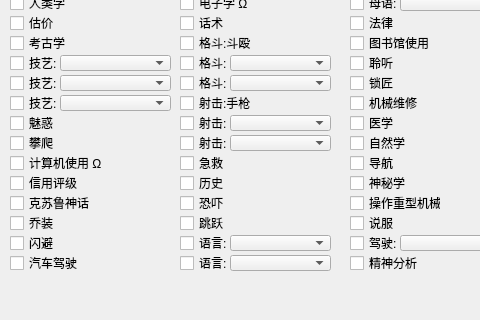
Above: UI/ChooseProfessionalSkills_UI.ui from Chlamydomonos/coc7sys before the change; both pictures show x 0 to 480 and y 135 to 455 of the 684 by 455 pixel window. Below: the same form after it.
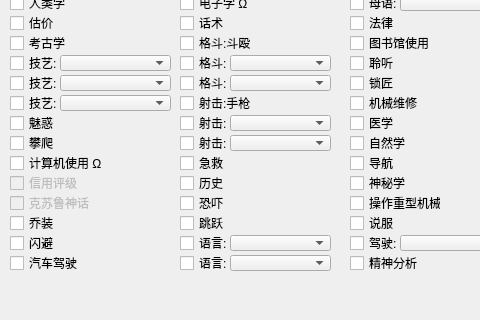
That is the form after the change.

What changed in the file:
```diff
--- a/UI/ChooseProfessionalSkills_UI.ui
+++ b/UI/ChooseProfessionalSkills_UI.ui
@@ -153,6 +153,9 @@
    </property>
   </widget>
   <widget class="QCheckBox" name="skill11">
+   <property name="enabled">
+    <bool>false</bool>
+   </property>
    <property name="geometry">
     <rect>
      <x>10</x>
@@ -161,11 +164,26 @@
      <height>16</height>
     </rect>
    </property>
+   <property name="toolTip">
+    <string>&lt;html&gt;&lt;head/&gt;&lt;body&gt;&lt;p&gt;Credit Rating (00%)&lt;/p&gt;&lt;p&gt;衡量了调查员表现出来的富裕程度以及经济上的自信度。如果调查员尝试用他的经济地位来达成某个目标，那么也许使用信用评级技能会比较合适。信用评级可以被用来取代APP来评估第一印象。 （请将技能提升至调查员职业信用范围之内）&lt;/p&gt;&lt;/body&gt;&lt;/html&gt;</string>
+   </property>
+   <property name="autoFillBackground">
+    <bool>false</bool>
+   </property>
    <property name="text">
     <string>信用评级</string>
    </property>
+   <property name="checkable">
+    <bool>false</bool>
+   </property>
+   <property name="checked">
+    <bool>false</bool>
+   </property>
   </widget>
   <widget class="QCheckBox" name="skill12">
+   <property name="enabled">
+    <bool>false</bool>
+   </property>
    <property name="geometry">
     <rect>
      <x>10</x>
@@ -177,6 +195,9 @@
    <property name="text">
     <string>克苏鲁神话</string>
    </property>
+   <property name="checkable">
+    <bool>false</bool>
+   </property>
   </widget>
   <widget class="QCheckBox" name="skill13">
    <property name="geometry">
```
Left out of the diff: 177 changed lines with no effect on the pictures.
